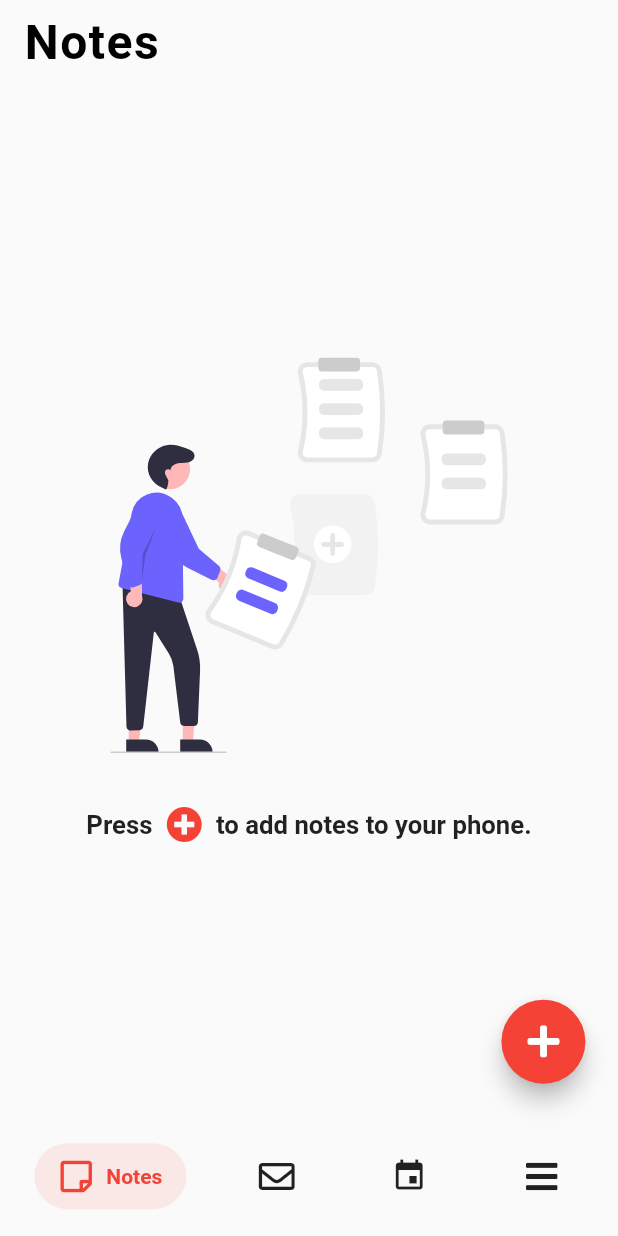
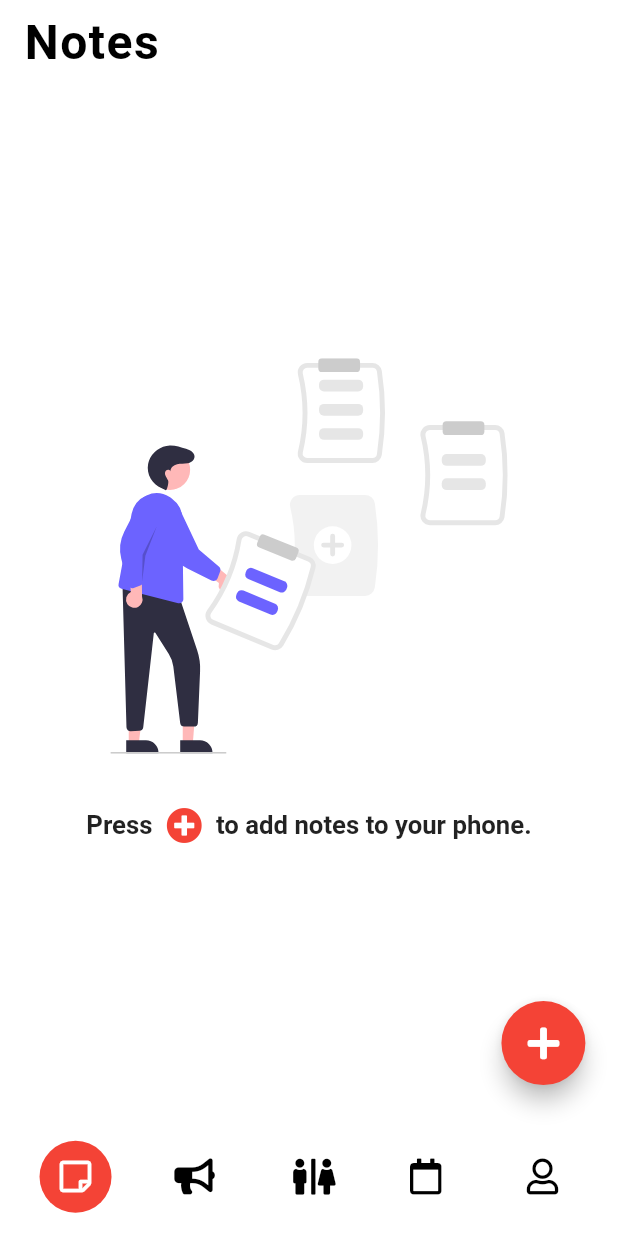
Before and after one commit to CuboidsClub/connect-app, a Flutter app: the HomePage screen opened directly, on a phone screen of 412 x 824 dp. Run offline on Flutter 3.47's test engine with Material 2 defaults, Android fonts, the phone set to English and light mode, and no system bars; drawn by our look-alikes of flutter_snake_navigationbar, salomon_bottom_bar; our stand-ins replace flutter_screenutil, flutter_svg, font_awesome_flutter, hive, hive_flutter, introduction_screen; accounts and stored records are empty.

Commit message:
updated the Ui.

```diff
--- /dev/null
+++ b/lib/classroom/views/classroom.dart
@@ -0,0 +1,8 @@
+import 'package:flutter/material.dart';
+
+class ClassRoomPage extends StatelessWidget {
+  @override
+  Widget build(BuildContext context) {
+    return Container();
+  }
+}
--- a/lib/home/views/home.dart
+++ b/lib/home/views/home.dart
@@ -1,10 +1,11 @@
+import 'package:biher_noticeboard/classroom/views/classroom.dart';
 import 'package:biher_noticeboard/events/views/events.dart';
 import 'package:biher_noticeboard/menu/views/settings.dart';
 import 'package:biher_noticeboard/notes/views/notes.dart';
 import 'package:biher_noticeboard/noticeboard/views/noticeboard.dart';
 import 'package:flutter/material.dart';
+import 'package:flutter_snake_navigationbar/flutter_snake_navigationbar.dart';
 import 'package:font_awesome_flutter/font_awesome_flutter.dart';
-import 'package:salomon_bottom_bar/salomon_bottom_bar.dart';
 import 'package:flutter_screenutil/flutter_screenutil.dart';
 
 class HomePage extends StatefulWidget {
@@ -17,6 +18,7 @@ class _HomePageState extends State<HomePage> {
   List<Widget> pages = [
     NotesPage(),
     NoticeBoardPage(),
+    ClassRoomPage(),
     EventsPage(),
     MenuPage(),
   ];
@@ -24,41 +26,41 @@ class _HomePageState extends State<HomePage> {
   Widget build(BuildContext context) {
     return Scaffold(
       body: pages[_currentIndex],
-      bottomNavigationBar: SalomonBottomBar(
-        margin: EdgeInsets.only(
-          bottom: 15.h,
-          top: 15.h,
-          left: 20.w,
-          right: 20.w,
+      bottomNavigationBar: Container(
+        child: SnakeNavigationBar.color(
+          padding: EdgeInsets.all(10.w),
+          currentIndex: _currentIndex,
+          unselectedItemColor: Colors.black,
+          onTap: (index) {
+            setState(() {
+              _currentIndex = index;
+            });
+          },
+          selectedItemColor: Colors.white,
+          snakeViewColor: Colors.red,
+          items: [
+            BottomNavigationBarItem(
+              icon: Icon(FontAwesomeIcons.stickyNote),
+              label: 'tickets',
+            ),
+            BottomNavigationBarItem(
+              icon: Icon(FontAwesomeIcons.bullhorn),
+              label: 'calendar',
+            ),
+            BottomNavigationBarItem(
+              icon: Icon(FontAwesomeIcons.restroom),
+              label: 'home',
+            ),
+            BottomNavigationBarItem(
+              icon: Icon(FontAwesomeIcons.calendar),
+              label: 'microphone',
+            ),
+            BottomNavigationBarItem(
+              icon: Icon(FontAwesomeIcons.user),
+              label: 'search',
+            )
+          ],
         ),
-        selectedItemColor: Colors.red,
-        currentIndex: _currentIndex,
-        onTap: (i) => setState(() => _currentIndex = i),
-        items: [
-          //Notes
-          SalomonBottomBarItem(
-            icon: Icon(FontAwesomeIcons.stickyNote),
-            title: Text("Notes"),
-          ),
-
-          //Notification
-          SalomonBottomBarItem(
-            icon: Icon(FontAwesomeIcons.envelope),
-            title: Text("Notification"),
-          ),
-
-          //Events
-          SalomonBottomBarItem(
-            icon: Icon(Icons.event),
-            title: Text("Events"),
-          ),
-
-          //Menu
-          SalomonBottomBarItem(
-            icon: Icon(FontAwesomeIcons.bars),
-            title: Text("Menu"),
-          ),
-        ],
       ),
     );
   }
--- a/lib/theme.dart
+++ b/lib/theme.dart
@@ -3,6 +3,7 @@ import 'package:flutter_screenutil/flutter_screenutil.dart';
 
 ThemeData lightTheme = ThemeData(
   textSelectionTheme: TextSelectionThemeData(cursorColor: Colors.red),
+  scaffoldBackgroundColor: Colors.white,
   appBarTheme: AppBarTheme(
     color: Colors.transparent,
     elevation: 0,
--- a/pubspec.yaml
+++ b/pubspec.yaml
@@ -17,7 +17,7 @@ dependencies:
   hive_flutter: ^1.0.0
   introduction_screen: ^2.0.0
   provider: ^5.0.0
-  salomon_bottom_bar: ^3.0.0
+  flutter_snake_navigationbar: ^0.5.0
 
 dev_dependencies:
   flutter_test:
```
Also changed, not shown: pubspec.lock.
